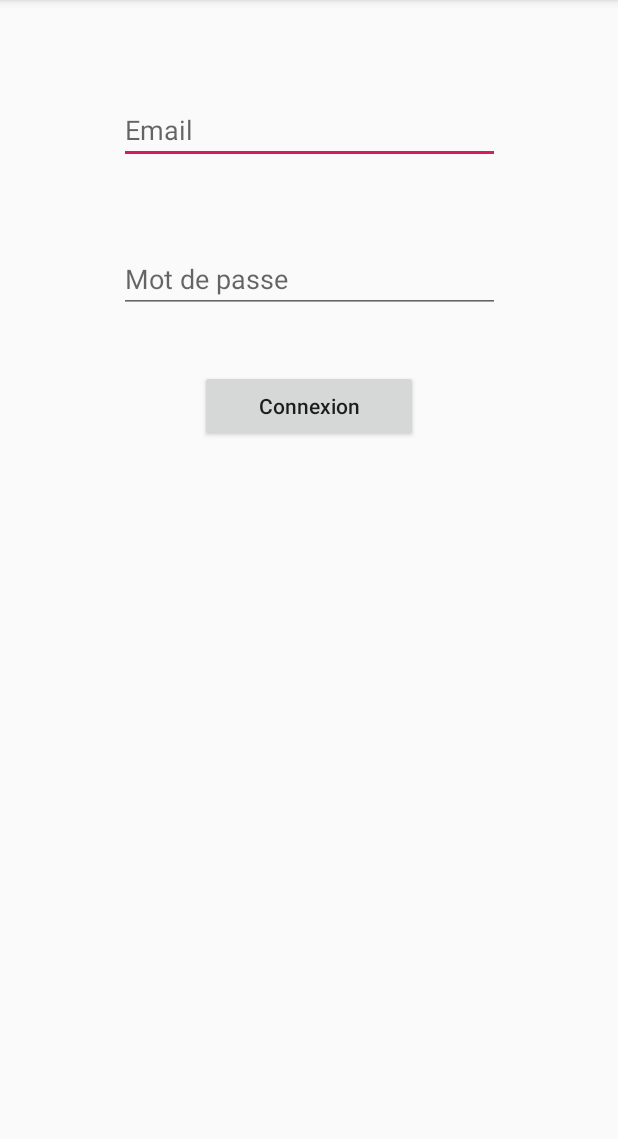
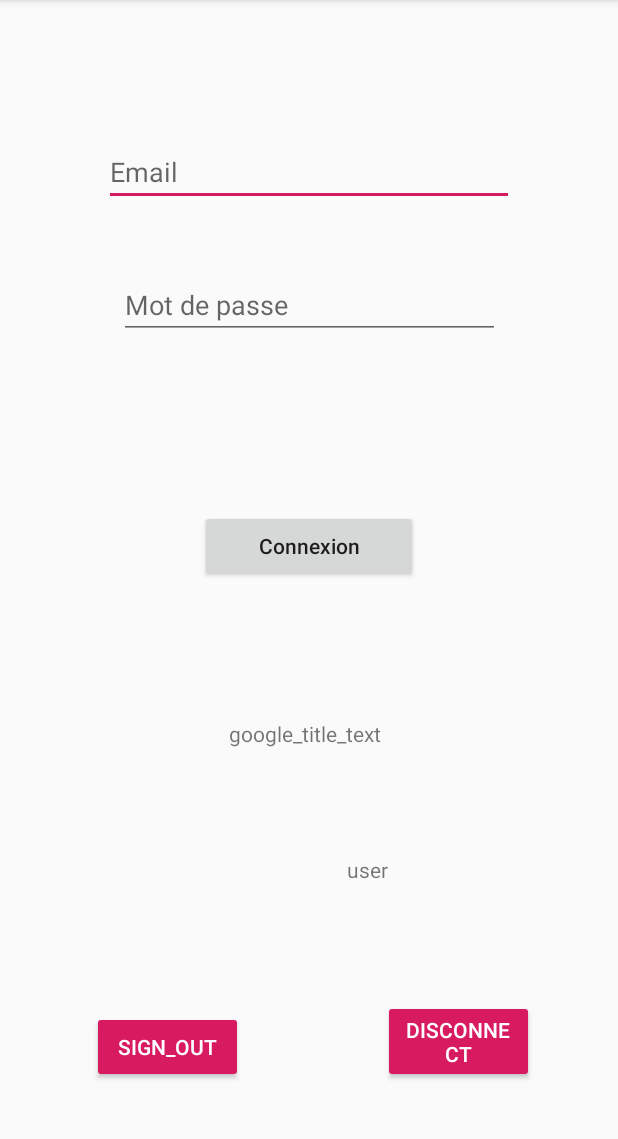
Before and after one commit to LeProfesseurK/Pazuru-o-hodoku-Mobile, an Android app: the Login screen opened directly, with no data from a screen before it, on a phone screen of 412 x 824 dp, the part 84-1223 px from its top. Run offline under Robolectric (Android 15) with nearby library versions, the phone set to English and light mode, and no system bars; our stand-ins replace Firebase (no records; nobody signed in at launch, a user with empty details on screens opened directly).

Commit message:
test
Oauth

```diff
--- a/app/build.gradle
+++ b/app/build.gradle
@@ -23,9 +23,16 @@ dependencies {
     implementation 'com.android.support:appcompat-v7:28.0.0'
     implementation 'com.android.support.constraint:constraint-layout:1.1.3'
     implementation 'com.google.firebase:firebase-firestore:18.1.0'
+    implementation 'com.google.firebase:firebase-auth:16.0.3'
     testImplementation 'junit:junit:4.12'
     androidTestImplementation 'com.android.support.test:runner:1.0.2'
     androidTestImplementation 'com.android.support.test.espresso:espresso-core:3.0.2'
     implementation 'com.google.firebase:firebase-core:16.0.8'
+
+    /*
+   Oauth
+     */
+    implementation 'com.firebaseui:firebase-ui-auth:4.3.1'
+
 }
 apply plugin: 'com.google.gms.google-services'
--- a/app/src/main/java/ccm/cours/nicolas/tiniki/Activity/Login.java
+++ b/app/src/main/java/ccm/cours/nicolas/tiniki/Activity/Login.java
@@ -1,11 +1,15 @@
 package ccm.cours.nicolas.tiniki.Activity;
 
 import android.content.Intent;
+import android.os.Bundle;
 import android.support.v7.app.AppCompatActivity;
-import android.os.Bundle;
 import android.view.View;
 import android.widget.EditText;
+import android.widget.TextView;
 import android.widget.Toast;
+
+import com.google.firebase.auth.FirebaseAuth;
+import com.google.firebase.auth.FirebaseUser;
 
 import ccm.cours.nicolas.tiniki.Database.FirebaseDatabase;
 import ccm.cours.nicolas.tiniki.R;
@@ -15,6 +19,9 @@ public class Login extends AppCompatActivity {
 
     private EditText login;
     private EditText mdp;
+    private FirebaseAuth mAuth;
+    private TextView mStatusTextView;
+    private TextView mDetailTextView;
 
     @Override
     protected void onCreate(Bundle savedInstanceState) {
@@ -22,6 +29,10 @@ public class Login extends AppCompatActivity {
         setContentView(R.layout.activity_login);
         login = (EditText) findViewById(R.id.tb_login);
         mdp = (EditText) findViewById(R.id.tb_passwordLogin);
+
+        mStatusTextView = findViewById(R.id.status);
+        mDetailTextView = findViewById(R.id.detail);
+        mAuth = FirebaseAuth.getInstance();
     }
 
 
@@ -38,4 +49,29 @@ public class Login extends AppCompatActivity {
         Intent monIntent = new Intent(this, ActivityMainActivity.class);
         startActivity(monIntent);
     }
+
+    @Override
+    public void onStart() {
+        super.onStart();
+        // Check if user is signed in (non-null) and update UI accordingly.
+        FirebaseUser currentUser = mAuth.getCurrentUser();
+        updateUI(currentUser);
+    }
+    private void updateUI(FirebaseUser user) {
+        if (user != null) {
+            mStatusTextView.setText(user.getEmail());
+            mDetailTextView.setText(user.getUid());
+
+            findViewById(R.id.signInButton).setVisibility(View.GONE);
+            findViewById(R.id.disconnectButton).setVisibility(View.VISIBLE);
+            findViewById(R.id.signOutButton).setVisibility(View.VISIBLE);
+        } else {
+            mStatusTextView.setText("Personne");
+            mDetailTextView.setText(null);
+
+            findViewById(R.id.signInButton).setVisibility(View.VISIBLE);
+            findViewById(R.id.disconnectButton).setVisibility(View.GONE);
+            findViewById(R.id.signOutButton).setVisibility(View.GONE);
+        }
+    }
 }
--- a/app/src/main/res/layout/activity_login.xml
+++ b/app/src/main/res/layout/activity_login.xml
@@ -8,9 +8,11 @@
 
     <EditText
         android:id="@+id/tb_login"
-        android:layout_width="254dp"
+        android:layout_width="0dp"
         android:layout_height="wrap_content"
-        android:layout_marginTop="64dp"
+        android:layout_marginStart="69dp"
+        android:layout_marginTop="92dp"
+        android:layout_marginEnd="69dp"
         android:ems="10"
         android:hint="Email"
         android:inputType="textEmailAddress"
@@ -22,10 +24,12 @@
         android:id="@+id/btn_connexion"
         android:layout_width="145dp"
         android:layout_height="wrap_content"
-        android:layout_marginTop="38dp"
+        android:layout_marginTop="96dp"
+        android:layout_marginBottom="93dp"
         android:onClick="onClickConnexion"
         android:text="Connexion"
         android:textAllCaps="false"
+        app:layout_constraintBottom_toBottomOf="@+id/titleText"
         app:layout_constraintEnd_toEndOf="parent"
         app:layout_constraintStart_toStartOf="parent"
         app:layout_constraintTop_toBottomOf="@+id/tb_passwordLogin" />
@@ -34,11 +38,86 @@
         android:id="@+id/tb_passwordLogin"
         android:layout_width="254dp"
         android:layout_height="wrap_content"
-        android:layout_marginTop="54dp"
+        android:layout_marginTop="43dp"
         android:ems="10"
         android:hint="Mot de passe"
         android:inputType="textPassword"
         app:layout_constraintEnd_toEndOf="parent"
         app:layout_constraintStart_toStartOf="parent"
         app:layout_constraintTop_toBottomOf="@+id/tb_login" />
+
+    <TextView
+        android:id="@+id/titleText"
+        android:layout_width="wrap_content"
+        android:layout_height="wrap_content"
+        android:layout_marginStart="19dp"
+        android:layout_marginBottom="269dp"
+        android:text="google_title_text"
+        app:layout_constraintBottom_toBottomOf="parent"
+        app:layout_constraintStart_toStartOf="@+id/btn_connexion" />
+
+    <TextView
+        android:id="@+id/status"
+        android:layout_width="0dp"
+        android:layout_height="29dp"
+        android:layout_marginStart="37dp"
+        android:layout_marginTop="71dp"
+        android:layout_marginEnd="49dp"
+        android:layout_marginBottom="75dp"
+        android:text="signed_out"
+        app:layout_constraintBottom_toTopOf="@+id/signOutButton"
+        app:layout_constraintEnd_toStartOf="@+id/detail"
+        app:layout_constraintStart_toStartOf="parent"
+        app:layout_constraintTop_toBottomOf="@+id/titleText" />
+
+    <TextView
+        android:id="@+id/detail"
+        android:layout_width="0dp"
+        android:layout_height="wrap_content"
+        android:layout_marginEnd="36dp"
+        app:layout_constraintBaseline_toBaselineOf="@+id/status"
+        app:layout_constraintEnd_toEndOf="parent"
+        app:layout_constraintStart_toEndOf="@+id/status"
+        tools:text="Firebase User ID: 123456789abc" />
+
+    <com.google.android.gms.common.SignInButton
+        android:id="@+id/signInButton"
+        android:layout_width="wrap_content"
+        android:layout_height="wrap_content"
+        android:layout_centerHorizontal="true"
+        android:layout_centerVertical="true"
+        android:visibility="visible"
+        app:layout_constraintBottom_toTopOf="parent"
+        app:layout_constraintEnd_toStartOf="parent"
+        app:layout_constraintStart_toStartOf="parent"
+        app:layout_constraintTop_toTopOf="parent"
+        tools:visibility="gone" />
+
+    <Button
+        android:id="@+id/signOutButton"
+        style="@style/Widget.AppCompat.Button.Colored"
+        android:layout_width="0dp"
+        android:layout_height="wrap_content"
+        android:layout_marginStart="61dp"
+        android:layout_marginEnd="93dp"
+        android:layout_marginBottom="46dp"
+        android:layout_weight="1"
+        android:text="sign_out"
+        app:layout_constraintBottom_toBottomOf="parent"
+        app:layout_constraintEnd_toStartOf="@+id/disconnectButton"
+        app:layout_constraintStart_toStartOf="parent" />
+
+    <Button
+        android:id="@+id/disconnectButton"
+        style="@style/Widget.AppCompat.Button.Colored"
+        android:layout_width="0dp"
+        android:layout_height="wrap_content"
+        android:layout_marginEnd="56dp"
+        android:layout_marginBottom="46dp"
+        android:layout_weight="1"
+        android:text="disconnect"
+        app:layout_constraintBottom_toBottomOf="parent"
+        app:layout_constraintEnd_toEndOf="parent"
+        app:layout_constraintStart_toEndOf="@+id/signOutButton" />
+
 </android.support.constraint.ConstraintLayout>
```
Also changed, not shown: 1 other file.
